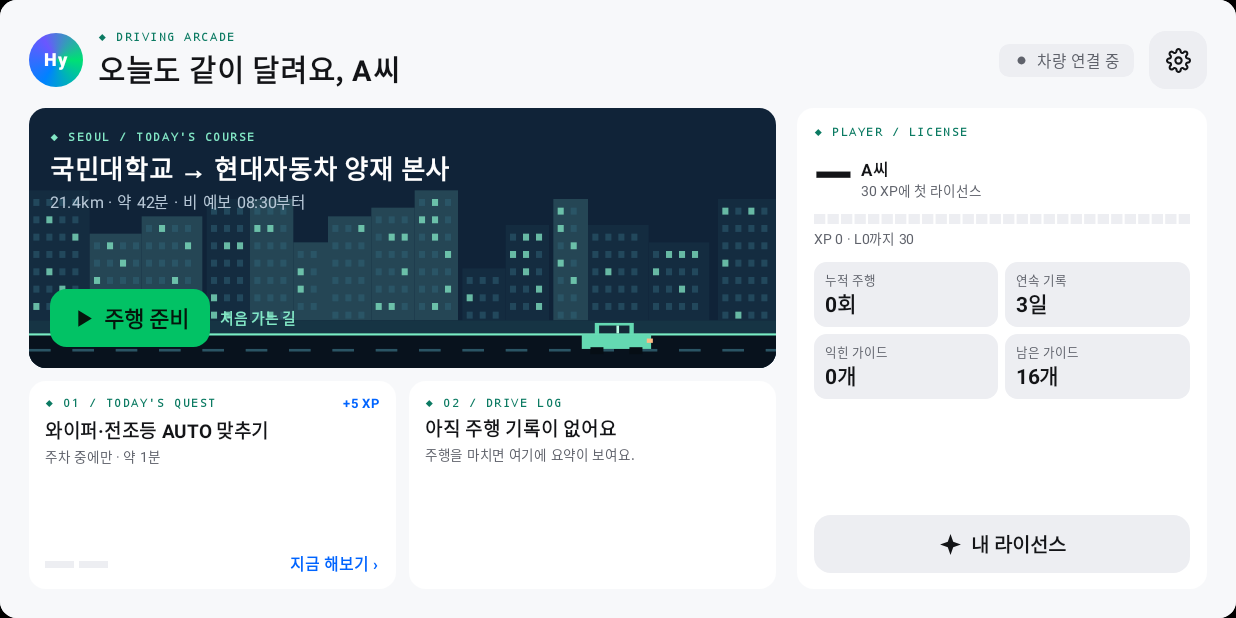
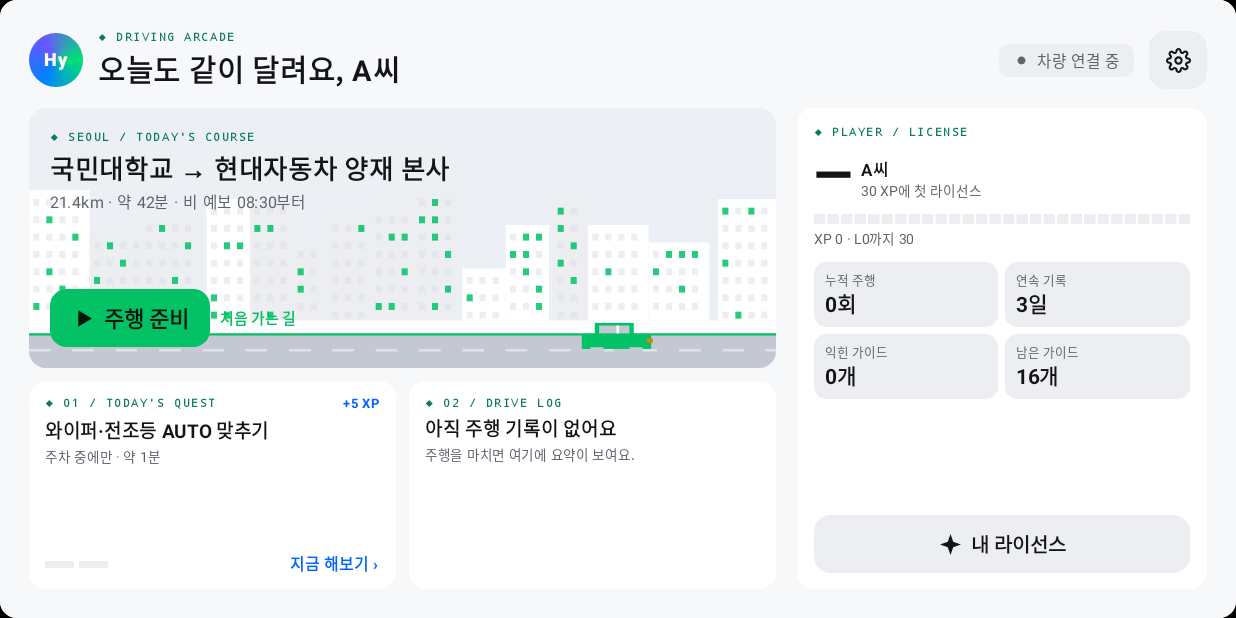
Before and after one commit to molba2see/Hymate, an Android app built with Jetpack Compose: the screen it shows after launch (MainActivity), on a phone screen of 824 x 412 dp (held sideways). Run offline under Robolectric (Android 15) with nearby library versions, the phone set to English and light mode, and no system bars; libraries missing offline, so code that uses them is left out: ai.pleos.playground; 17 statements that could not run were skipped.

Commit message:
Unify CourseHero to theme palette
Replace the home screen hero's one-off Night/Mint colors (Mint duplicated
the existing arcadeMint token) with hy.* theme tokens and brand accents, so
the night-city card draws from the same palette as the rest of the app and
follows light/dark theme. Pixel skyline illustration is kept.

Co-Authored-By: Claude Opus 4.8 (1M context) <noreply@anthropic.com>

```diff
--- a/app/src/main/java/com/example/hymate/ui/screens/HomeScreen.kt
+++ b/app/src/main/java/com/example/hymate/ui/screens/HomeScreen.kt
@@ -51,9 +51,6 @@ import com.example.hymate.ui.theme.u
 import com.example.hymate.vehicle.VehicleLink
 import kotlin.random.Random
 
-private val Night = Color(0xFF102338)
-private val Mint = Color(0xFF83E8C6)
-
 /**
  * 메인 홈. 오늘 코스로 들어가는 입구 + 내 성장 요약.
  * 글자를 크게, 항목을 적게 두어서 주행 중에도 한눈에 볼 수 있게 했어요.
@@ -94,21 +91,21 @@ fun HomeScreen(vm: HyViewModel) {
 /** 오늘 코스 — 밤 도시 픽셀 일러스트 위에 경로와 "주행 준비" 버튼 */
 @Composable
 private fun CourseHero(vm: HyViewModel, modifier: Modifier) {
-    Box(modifier.clip(RoundedCornerShape(32.u)).background(Night)) {
+    Box(modifier.clip(RoundedCornerShape(32.u)).background(hy.mapBg)) {
         PixelSkyline(Modifier.fillMaxSize())
         Column(Modifier.fillMaxSize().padding(40.u)) {
-            ArcadeTag("SEOUL / TODAY'S COURSE", color = Mint)
-            HText("국민대학교 → 현대자동차 양재 본사", 50, Modifier.padding(top = 10.u), color = Color.White, weight = FontWeight.Bold, lineHeight = 1.2f, maxLines = 2)
+            ArcadeTag("SEOUL / TODAY'S COURSE")
+            HText("국민대학교 → 현대자동차 양재 본사", 50, Modifier.padding(top = 10.u), color = hy.fg, weight = FontWeight.Bold, lineHeight = 1.2f, maxLines = 2)
             HText(
                 "21.4km · 약 42분 · " + if (vm.rainy) "비 예보 08:30부터" else "맑음",
-                30, Modifier.padding(top = 8.u), color = Color(0xFFB7C7D6),
+                30, Modifier.padding(top = 8.u), color = hy.sub,
             )
             VSpacer1()
             Row(verticalAlignment = Alignment.CenterVertically, horizontalArrangement = Arrangement.spacedBy(20.u)) {
                 HButton("주행 준비", vm::openPre, icon = HyIcons.Play, kind = BtnKind.Primary, textSize = 42)
                 HText(
                     if (vm.user.routeMemory) "자주 다닌 길 · ${vm.user.drives}회" else "처음 가는 길",
-                    28, color = Mint, weight = FontWeight.SemiBold,
+                    28, color = hy.ok, weight = FontWeight.SemiBold,
                 )
             }
         }
@@ -226,6 +223,7 @@ private class Tower(val x: Float, val w: Float, val h: Float, val far: Boolean,
 /** 밤 도시 픽셀 스카이라인 + 도로 위 자동차 (장식용). 격자 단위는 높이의 1/60. */
 @Composable
 private fun PixelSkyline(modifier: Modifier) {
+    val pal = hy
     val towers = remember {
         val r = Random(7)
         var x = 0f
@@ -245,32 +243,32 @@ private fun PixelSkyline(modifier: Modifier) {
         // 건물 (글자가 놓이는 왼쪽 위를 피해서 아래쪽에만)
         towers.forEach { t ->
             val top = ground - t.h * px
-            cell(if (t.far) Color(0xFF142C40) else Color(0xFF254655), t.x, top, t.w, t.h)
+            cell(if (t.far) pal.s1 else pal.s2, t.x, top, t.w, t.h)
             val cols = (t.w / 3).toInt()
             t.lit.forEachIndexed { i, on ->
                 val cx = i % cols
                 val cy = i / cols
-                cell(if (on) Mint.copy(alpha = .75f) else Color(0xFF316478).copy(alpha = .5f), t.x + 1f + cx * 3f, top + (2f + cy * 4f) * px, 1.4f, 1.6f)
+                cell(if (on) pal.ok.copy(alpha = .85f) else pal.line.copy(alpha = .55f), t.x + 1f + cx * 3f, top + (2f + cy * 4f) * px, 1.4f, 1.6f)
             }
         }
         // 지면 · 도로 · 차선
-        drawRect(Color(0xFF163444), Offset(0f, ground), Size(size.width, 11f * px))
-        drawRect(Color(0xFF08121D), Offset(0f, ground + 3f * px), Size(size.width, 8f * px))
-        drawRect(Color(0xFF79EDC6), Offset(0f, ground + 3f * px), Size(size.width, 0.5f * px))
+        drawRect(pal.s1, Offset(0f, ground), Size(size.width, 11f * px))
+        drawRect(pal.mapCase, Offset(0f, ground + 3f * px), Size(size.width, 8f * px))
+        drawRect(pal.ok, Offset(0f, ground + 3f * px), Size(size.width, 0.5f * px))
         var lx = 0f
         while (lx * px < size.width) {
-            cell(Color(0xFF2A5464), lx, ground + 6.6f * px, 5f, 0.6f)
+            cell(pal.line, lx, ground + 6.6f * px, 5f, 0.6f)
             lx += 10f
         }
         // 자동차
         val cx = size.width / px * 0.74f
         val cy = ground + 3.2f * px
-        cell(Color(0xFF64D9B2), cx, cy, 16f, 3.4f)
-        cell(Color(0xFF64D9B2), cx + 3f, cy - 2.6f * px, 9f, 2.6f)
-        cell(Color(0xFF142937), cx + 4f, cy - 2f * px, 7f, 1.8f)
-        cell(Color(0xFFB9FBE3), cx + 8f, cy - 2f * px, 0.6f, 1.8f)
-        cell(Color(0xFFFFBC86), cx + 15f, cy + 1f * px, 1.4f, 1f)
-        cell(Color(0xFF060E15), cx + 2f, cy + 3f * px, 3f, 1.6f)
-        cell(Color(0xFF060E15), cx + 11f, cy + 3f * px, 3f, 1.6f)
+        cell(pal.ok, cx, cy, 16f, 3.4f)
+        cell(pal.ok, cx + 3f, cy - 2.6f * px, 9f, 2.6f)
+        cell(pal.mapCase, cx + 4f, cy - 2f * px, 7f, 1.8f)
+        cell(Color.White, cx + 8f, cy - 2f * px, 0.6f, 1.8f)
+        cell(pal.amber, cx + 15f, cy + 1f * px, 1.4f, 1f)
+        cell(pal.mapCase, cx + 2f, cy + 3f * px, 3f, 1.6f)
+        cell(pal.mapCase, cx + 11f, cy + 3f * px, 3f, 1.6f)
     }
 }
```
